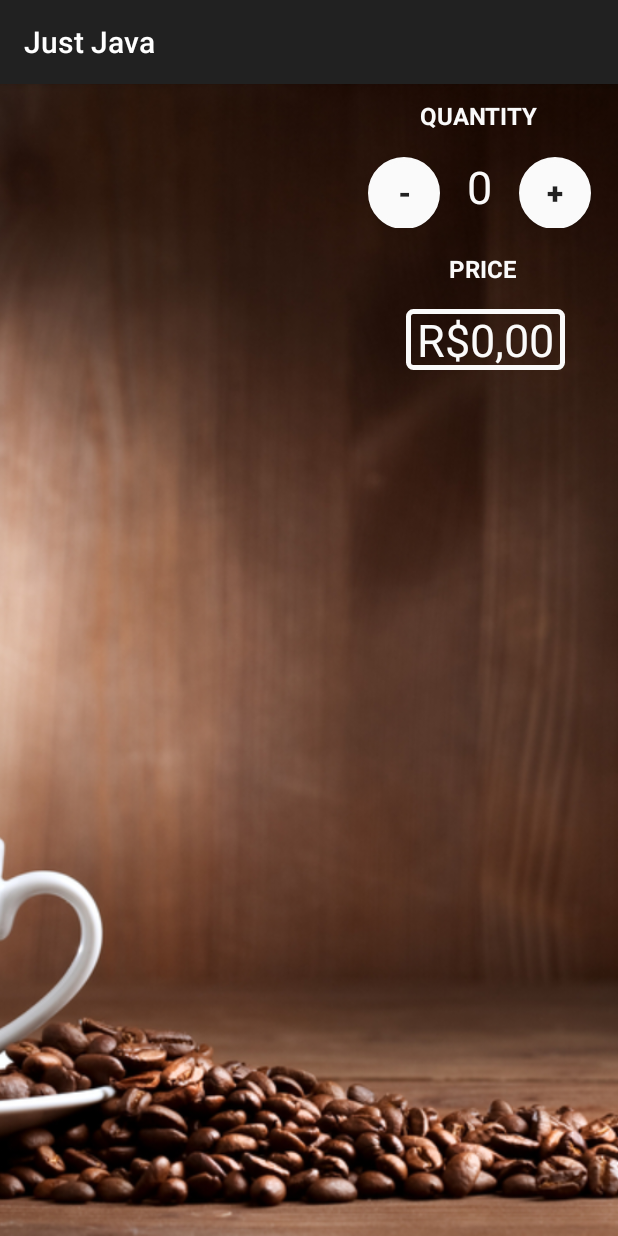
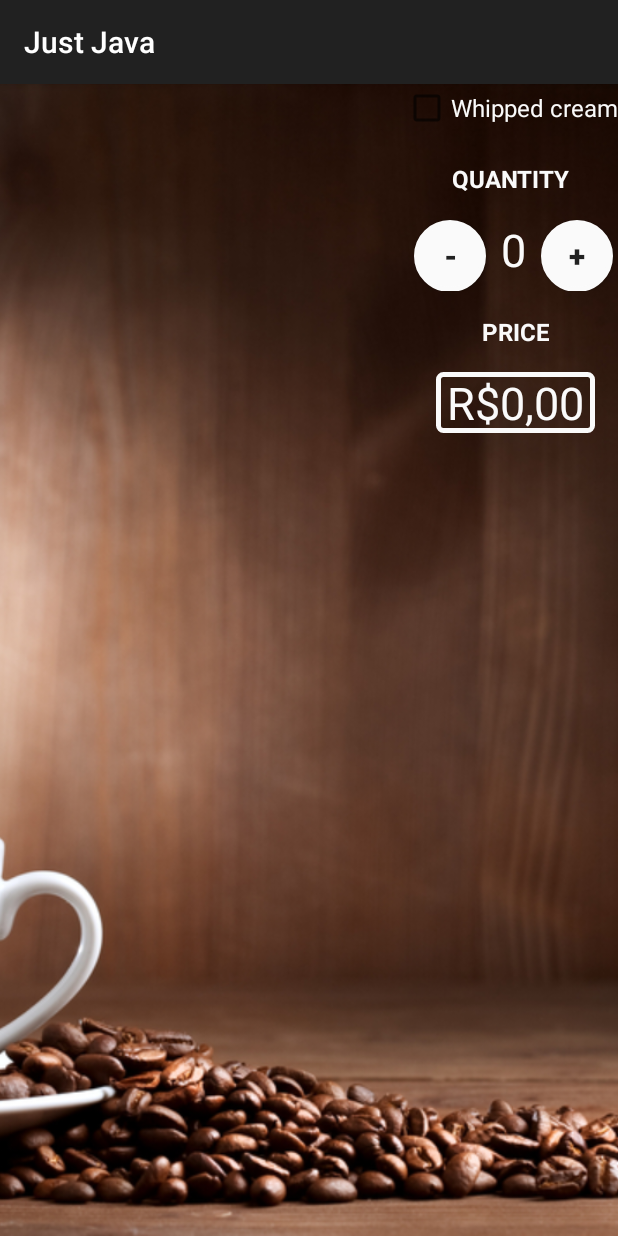
Before and after one commit to 1985michel/android-justjava, an Android app: the screen it shows after launch (MainActivity), on a phone screen of 412 x 824 dp. Run offline under Robolectric (Android 15) with nearby library versions, the phone set to English and light mode, and no system bars.

Commit message:
Change layout add checkbox

```diff
--- a/app/src/main/java/com/project1985michel/justjava/MainActivity.java
+++ b/app/src/main/java/com/project1985michel/justjava/MainActivity.java
@@ -54,10 +54,19 @@ public class MainActivity extends ActionBarActivity {
     }
 
     /**
+     *
+     * @param quantity
+     * @return the price
+     */
+    public int calculatePrice(int quantity){
+        return quantity*5;
+    }
+
+    /**
      * This method is called when the order button is clicked.
      */
     public void submitOrder(View view) {
-        String priceMessage= ((quantity == 0) ? "   Free!   " : (" "+NumberFormat.getCurrencyInstance().format(quantity*5)+" "));
+        String priceMessage= ((quantity == 0) ? "   Free!   " : (" "+NumberFormat.getCurrencyInstance().format(calculatePrice(quantity))+" "));
         //" "+NumberFormat.getCurrencyInstance().format(number)+" "
 
 //        if(quantity==0)
--- a/app/src/main/res/layout/activity_main.xml
+++ b/app/src/main/res/layout/activity_main.xml
@@ -13,15 +13,45 @@
         android:scaleType="centerCrop"
         android:src="@drawable/cafe" />
 
+    <LinearLayout
+        android:layout_width="wrap_content"
+        android:layout_height="wrap_content"
+        android:orientation="vertical"
+        android:layout_alignParentRight="true"
+        android:id="@+id/checkboxes_coffees"
+        android:layout_marginBottom="10dp"
+        >
+
+        <CheckBox
+            android:id="@+id/whipped_cream_checkbox"
+            android:layout_width="wrap_content"
+            android:layout_height="wrap_content"
+            android:text="Whipped cream"
+            android:textColor="#FAFAFA"
+            android:textSize="16sp"
+
+             />
+
+    </LinearLayout>
+
+
+    <LinearLayout
+        android:layout_width="wrap_content"
+        android:layout_height="wrap_content"
+        android:layout_below="@id/checkboxes_coffees"
+        android:orientation="vertical"
+        android:layout_alignParentRight="true">
 
         <TextView
             android:id="@+id/quantity_text_view_fixed"
             android:layout_width="wrap_content"
             android:layout_height="wrap_content"
-        android:layout_alignParentRight="true"
+            android:layout_gravity="center"
+
             android:layout_alignParentTop="true"
-        android:layout_marginRight="53dp"
+
             android:layout_marginTop="10dp"
+            android:layout_marginRight="3dp"
             android:paddingBottom="16dp"
             android:text="Quantity"
             android:textAllCaps="true"
@@ -34,7 +64,8 @@
             android:id="@+id/linear_layout_qtd"
             android:layout_width="wrap_content"
             android:layout_height="wrap_content"
-        android:layout_alignParentRight="true"
+
+            android:layout_gravity="center"
             android:layout_below="@id/quantity_text_view_fixed">
 
 
@@ -45,7 +76,7 @@
                 android:layout_height="48dp"
                 android:layout_alignParentRight="true"
 
-            android:layout_marginRight="18dp"
+                android:layout_marginRight="10dp"
                 android:background="@drawable/button_grey"
                 android:onClick="decrement"
                 android:text="-"
@@ -60,7 +91,7 @@
                 android:layout_height="wrap_content"
                 android:layout_alignParentRight="true"
 
-            android:layout_marginRight="18dp"
+                android:layout_marginRight="10dp"
                 android:text="0"
                 android:textColor="#FAFAFA"
                 android:textSize="30sp" />
@@ -71,7 +102,7 @@
                 android:layout_height="48dp"
                 android:layout_alignParentRight="true"
 
-            android:layout_marginRight="18dp"
+                android:layout_marginRight="3dp"
                 android:background="@drawable/button_grey"
                 android:onClick="increment"
                 android:text="+"
@@ -89,7 +120,7 @@
             android:layout_height="wrap_content"
             android:layout_alignParentRight="true"
             android:layout_below="@id/linear_layout_qtd"
-        android:layout_marginRight="67dp"
+            android:layout_gravity="center"
             android:layout_marginTop="16dp"
             android:text="Price"
             android:textAllCaps="true"
@@ -103,7 +134,7 @@
             android:layout_height="wrap_content"
             android:layout_alignParentRight="true"
             android:layout_below="@id/price"
-        android:layout_marginRight="35dp"
+            android:layout_gravity="center"
             android:layout_marginTop="16dp"
             android:background="@drawable/margem_text"
             android:text=" R$0,00 "
@@ -111,4 +142,7 @@
             android:textSize="30sp" />
 
 
+    </LinearLayout>
+
+
 </RelativeLayout>
```
Lines whose indentation alone changed are shown as unchanged.
